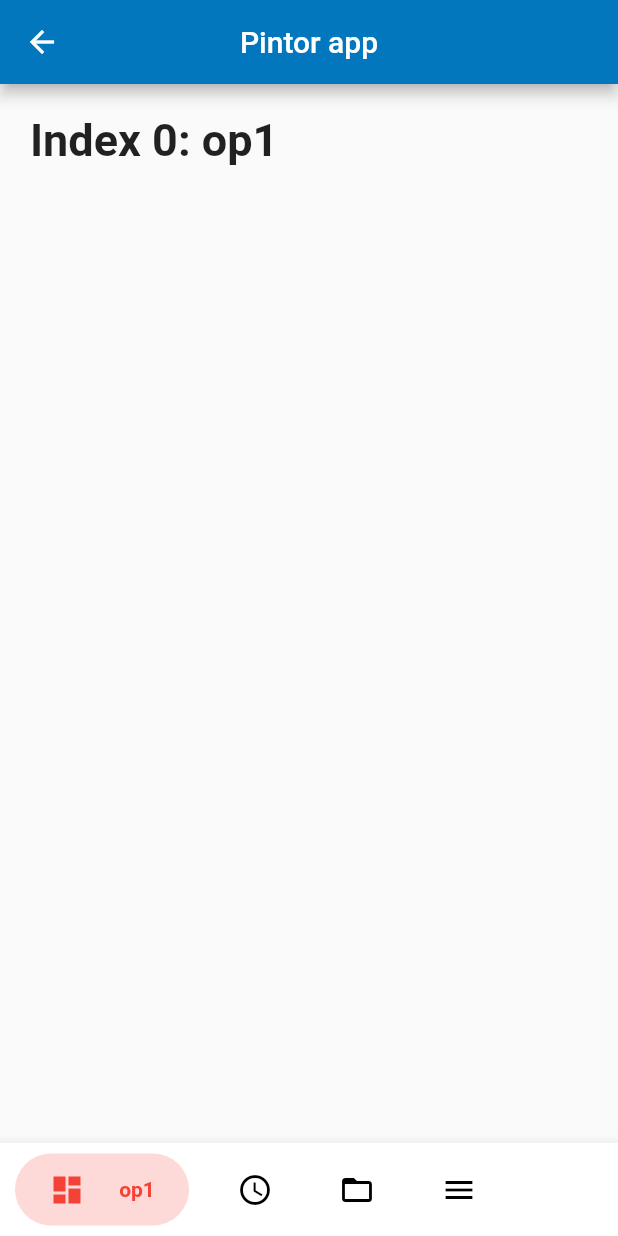
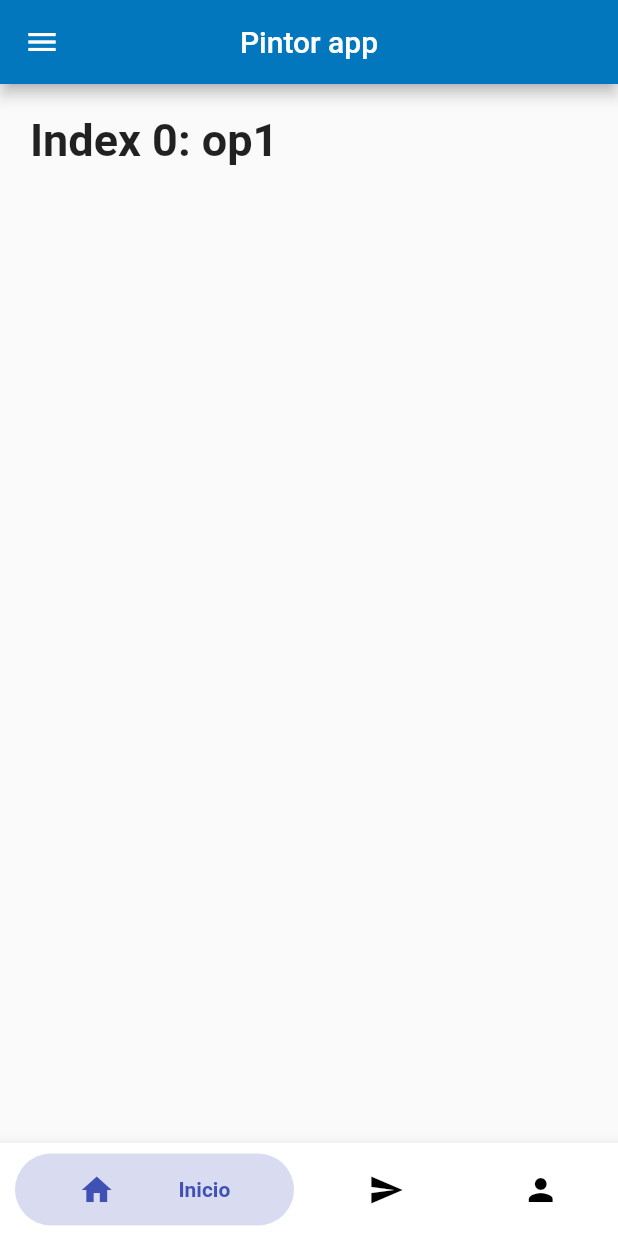
Before and after one commit to wanderson100v/solicitar-pintura, a Flutter app: the PainterDashboardWidget screen opened directly, on a phone screen of 412 x 824 dp. Run offline on Flutter 3.47's test engine with Material 2 defaults, Android fonts, the phone set to English and light mode, and no system bars; drawn by our look-alikes of bubble_bottom_bar; missing offline and left inert: animated_splash; Roboto replaces fonts that are missing (Hind, Montserrat).

Commit message:
Telas de edição de perfil; refatoração decódigo

```diff
--- a/app/lib/src/painter/dashboard/dashboeard-widget.dart
+++ b/app/lib/src/painter/dashboard/dashboeard-widget.dart
@@ -1,3 +1,5 @@
+import 'package:app/src/login/login-widget.dart';
+import 'package:app/src/profile/profile-widget.dart';
 import "package:flutter/material.dart";
 import "package:bubble_bottom_bar/bubble_bottom_bar.dart";
 
@@ -10,7 +12,7 @@ class PainterDashboardWidget extends StatefulWidget {
 class _PainterDashboardWidgetState extends State<PainterDashboardWidget> {
   int _selectedIndex = 0;
   static const TextStyle optionStyle = TextStyle(fontSize: 30, fontWeight: FontWeight.bold);
-  static const List<Widget> _widgetOptions = <Widget>[
+  static List<Widget> _widgetOptions = <Widget>[
     Text(
       'Index 0: op1',
       style: optionStyle,
@@ -19,19 +21,31 @@ class _PainterDashboardWidgetState extends State<PainterDashboardWidget> {
       'Index 1: op2',
       style: optionStyle,
     ),
-    Text(
-      'Index 2: op3',
-      style: optionStyle,
-    ),
-    Text(
-      'Index 2: op4',
-      style: optionStyle,
-    ),
+    ProfileWidget()
   ];
 
   @override
   Widget build(BuildContext context) {
     return Scaffold(
+       drawer: Drawer(
+          child: ListView(
+            children : <Widget>[
+              DrawerHeader(
+                child :Text("Menu"),
+                decoration: BoxDecoration(
+                  color: Colors.cyan
+                ),
+              ),
+              ListTile(
+                title: Text("Sair"),
+                onTap: ()=>{
+                  Navigator.of(context).pushReplacement(
+                    MaterialPageRoute(builder: (context)=>LoginWidget()))
+                },
+              )
+            ],
+          ),
+        ),
       appBar: AppBar(
         title : Text("Pintor app"),
         centerTitle: true,
@@ -50,17 +64,30 @@ class _PainterDashboardWidgetState extends State<PainterDashboardWidget> {
         ),
         borderRadius: BorderRadius.vertical(top: Radius.circular(16)),
         elevation: 8,
-        fabLocation: BubbleBottomBarFabLocation.end, //new
         hasNotch: true, //new
         hasInk: true, //new, gives a cute ink effect
         inkColor: Colors.black12, //optional, uses theme color if not specified
         items: <BubbleBottomBarItem>[
-            BubbleBottomBarItem(backgroundColor: Colors.red, icon: Icon(Icons.dashboard, color: Colors.black,), activeIcon: Icon(Icons.dashboard, color: Colors.red,), title: Text("op1")),
-            BubbleBottomBarItem(backgroundColor: Colors.deepPurple, icon: Icon(Icons.access_time, color: Colors.black,), activeIcon: Icon(Icons.access_time, color: Colors.deepPurple,), title: Text("op2")),
-            BubbleBottomBarItem(backgroundColor: Colors.indigo, icon: Icon(Icons.folder_open, color: Colors.black,), activeIcon: Icon(Icons.folder_open, color: Colors.indigo,), title: Text("op3")),
-            BubbleBottomBarItem(backgroundColor: Colors.green, icon: Icon(Icons.menu, color: Colors.black,), activeIcon: Icon(Icons.menu, color: Colors.green,), title: Text("op4"))
+           _buildBubbleBottomBarItem("Inicio", Icons.home,),
+           _buildBubbleBottomBarItem("Solicitações", Icons.send),
+           _buildBubbleBottomBarItem("Perfil", Icons.person)
         ],
       )
     );
   }
+
+    BubbleBottomBarItem _buildBubbleBottomBarItem(String text, icon) {
+    return BubbleBottomBarItem(
+        backgroundColor: Colors.indigo,
+        icon: Icon(
+          icon,
+          color: Colors.black,
+        ),
+        activeIcon: Icon(
+          icon,
+          color: Colors.indigo,
+        ),
+        title: Text(text)
+      );
+  }
 }
```
Also changed, not shown: app/lib/src/client/dashboard/dashboeard-widget.dart (+31 -6 lines), app/lib/src/default-widgets/text-form-field-widget.dart (added, +30 -0 lines), app/lib/src/login/login-widget.dart (+4 -6 lines), app/lib/src/profile/edit/acess-data/edit-acess-data-widget.dart (added, +81 -0 lines), app/lib/src/profile/edit/address/edit-address-widget.dart (added, +82 -0 lines), app/lib/src/profile/edit/basic-info/edit-basic-info-widget.dart (added, +74 -0 lines), app/lib/src/profile/edit/deactivate-account/deactivate-account-widget.dart (added, +60 -0 lines), app/lib/src/profile/edit/profile/edit-profile-widget.dart (added, +40 -0 lines), app/lib/src/profile/profile-widget.dart (+6 -3 lines), app/lib/src/register/register/register-form-widget.dart (+7 -27 lines).
